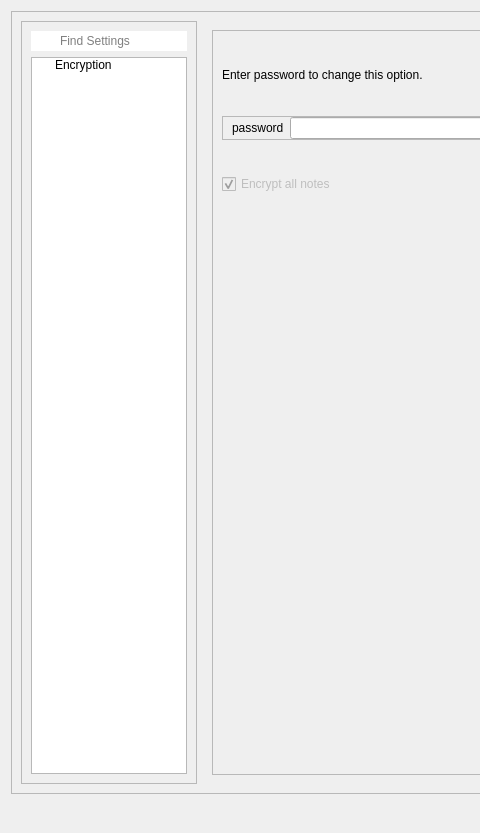
sarvagyab/Groot, file Application/GUIs/UI_files/settingsDialog.ui: the form before one commit; both pictures show x 0 to 480 and y 0 to 833 of the 929 by 833 pixel window.
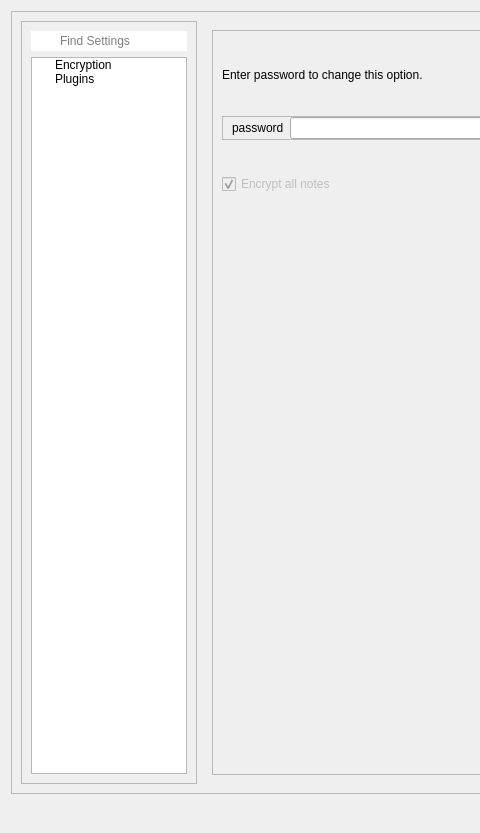
The form after the commit.

Diff of the .ui file:
```diff
--- a/Application/GUIs/UI_files/settingsDialog.ui
+++ b/Application/GUIs/UI_files/settingsDialog.ui
@@ -78,6 +78,11 @@
              <string>Encryption</string>
             </property>
            </item>
+           <item>
+            <property name="text">
+             <string>Plugins</string>
+            </property>
+           </item>
           </widget>
          </item>
         </layout>
```
